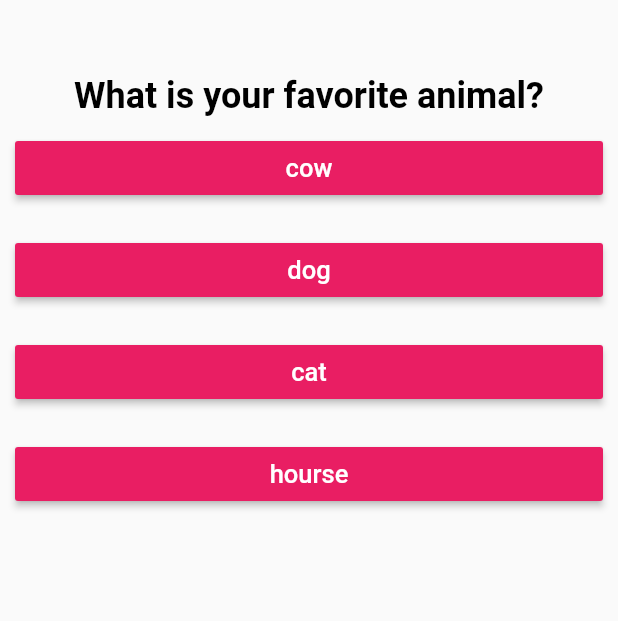
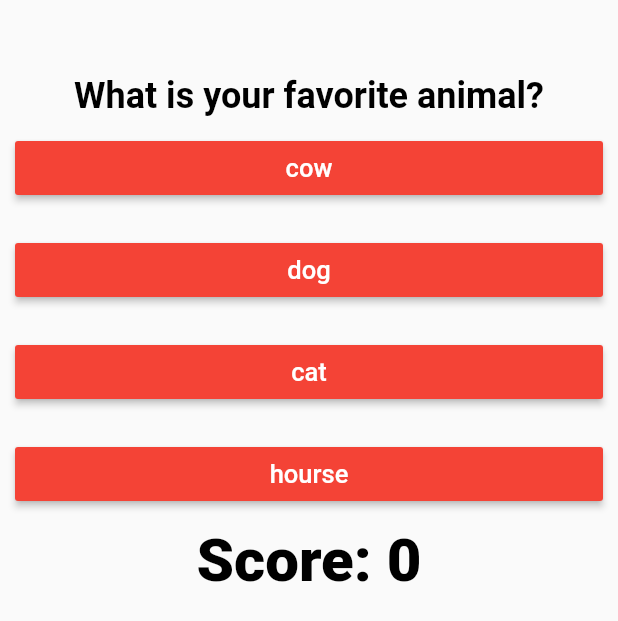
Before and after one commit to hadiuzzaman524/Weekly-Expense-List, a Flutter app: the screen it shows after launch, after a tap on "black", on a phone screen of 412 x 824 dp. Shown: the top 621 px of the screen. Run offline on Flutter 3.47's test engine with Material 2 defaults, Android fonts, the phone set to English and light mode, and no system bars.

Commit message:
count score with right answer

```diff
--- a/simple_quiz_app/lib/answerbutton.dart
+++ b/simple_quiz_app/lib/answerbutton.dart
@@ -3,6 +3,7 @@ import 'package:flutter/material.dart';
 class AnswerButton extends StatelessWidget {
   final answer;
   final Function onPress;
+
 
   AnswerButton({this.answer, this.onPress});
 
@@ -13,7 +14,7 @@ class AnswerButton extends StatelessWidget {
       width: double.infinity,
       child: RaisedButton(
         onPressed: onPress,
-        color: Colors.pink,
+        color:Colors.red,
         child: Text(
           answer,
           style: TextStyle(
--- a/simple_quiz_app/lib/main.dart
+++ b/simple_quiz_app/lib/main.dart
@@ -11,18 +11,26 @@ class MyApp extends StatefulWidget {
 
 class _MyAppState extends State<MyApp> {
   int index = 0;
-  int ansIndex=1;
+  int ansIndex = 1;
+
+  var score = 0;
 
   var model = [
-    {'question': 'What is your favorite color?'},
+    {
+      'question': ['What is your favorite color?', 'blue']
+    },
     {
       'answer': ['black', 'blue', 'green', 'yellow']
     },
-    {'question': 'What is your favorite animal?'},
+    {
+      'question': ['What is your favorite animal?', 'cow']
+    },
     {
       'answer': ['cow', 'dog', 'cat', 'hourse']
     },
-    {'question': 'What is your favorite flower?'},
+    {
+      'question': ['What is your favorite flower?', 'rose']
+    },
     {
       'answer': ['rose', 'lotus', 'shimul', 'sewli']
     },
@@ -41,28 +49,38 @@ class _MyAppState extends State<MyApp> {
             child: Column(
               children: [
                 Question(
-                  question: model[index]['question'],
+                  question: model[index]['question'][0],
                 ),
-                ...(model[ansIndex]['answer'] as List<String>).map((e) {
+                ...(model[ansIndex]['answer']).map(
+                  (e) {
                     return AnswerButton(
                       answer: e,
                       onPress: () {
+                        var x;
                         setState(() {
-                        if (model.length-2 > ansIndex) {
-                          index+=2;
-                          print(index);
-                          ansIndex+=2;
-                          print(ansIndex);
-                          print(model.length);
+                          x = model[index]['question'][1];
+                          if (model.length - 2 > ansIndex) {
+                            index += 2;
+
+                            ansIndex += 2;
+                          } else {}
+                        });
+
+                        if (x == e) {
+                          score += 10;
                         }
-                        else{
-                          print('call');
-                        }
-                      });
-                      print(e);
                       },
                     );
-                }),
+                  },
+                ),
+                Text(
+                  'Score: ${score}',
+                  style: TextStyle(
+                    fontSize: 40,
+                    fontWeight: FontWeight.w900,
+                    color: Colors.black,
+                  ),
+                ),
               ],
             ),
           ),
```
Lines whose indentation alone changed are shown as unchanged.
